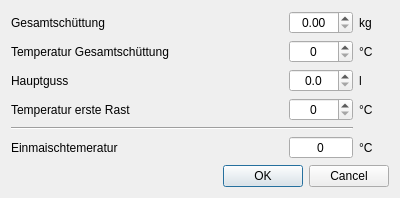
Old version of the form kleiner-brauhelfer/dialogs/dlgeinmaischtemp.ui in the repository kleiner-brauhelfer/kleiner-brauhelfer-2.
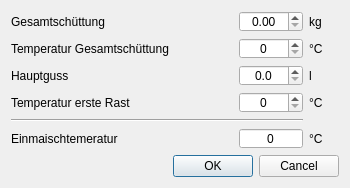
New version of the form. Custom widgets are drawn as their Qt base class.

What changed in the file:
```diff
--- a/kleiner-brauhelfer/dialogs/dlgeinmaischtemp.ui
+++ b/kleiner-brauhelfer/dialogs/dlgeinmaischtemp.ui
@@ -6,10 +6,16 @@
    <rect>
     <x>0</x>
     <y>0</y>
-    <width>400</width>
+    <width>350</width>
     <height>188</height>
    </rect>
   </property>
+  <property name="minimumSize">
+   <size>
+    <width>271</width>
+    <height>188</height>
+   </size>
+  </property>
   <property name="windowTitle">
    <string>Berechnung Einmaischtemperatur</string>
   </property>
```
